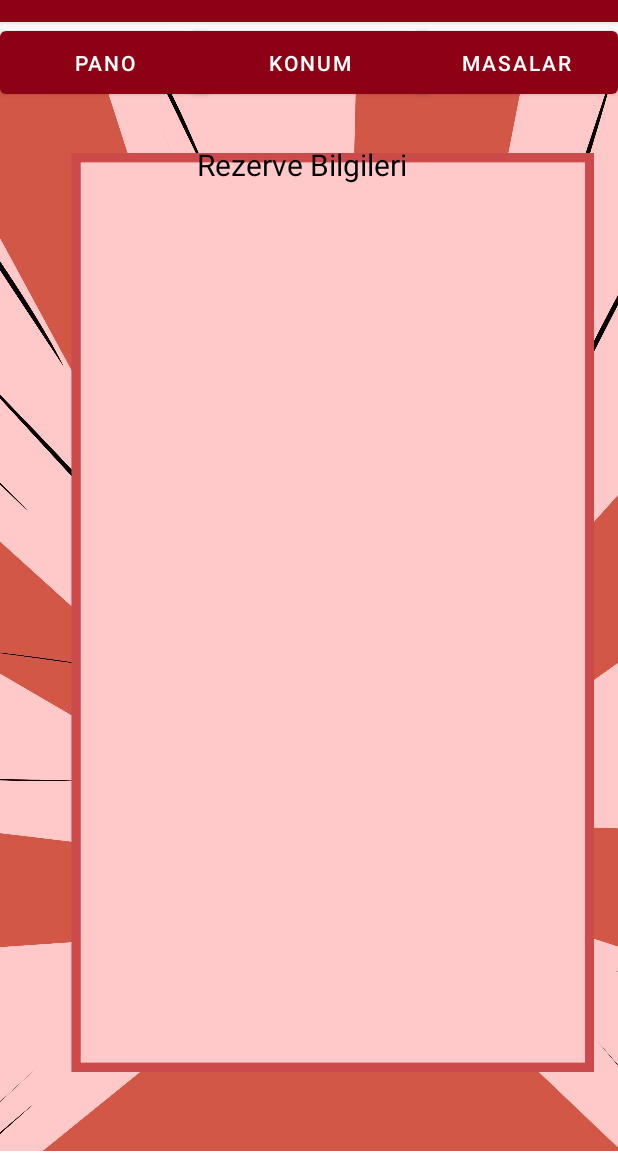
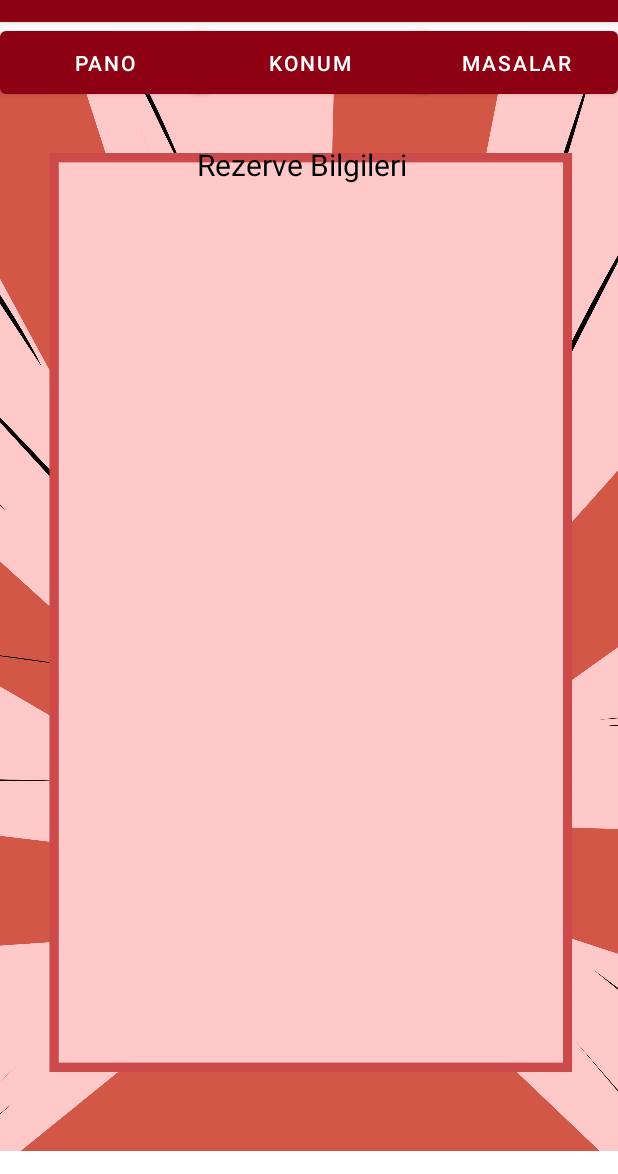
Before and after one commit to isilaykmbk/rezervesepeti, an Android app: the BusinessResActivity screen opened directly, with no data from a screen before it, on a phone screen of 412 x 824 dp, the part 62-1236 px from its top. Run offline under Robolectric (Android 15) with nearby library versions, the phone set to English and light mode, and no system bars; our stand-ins replace Firebase (no records; nobody signed in at launch, a user with empty details on screens opened directly).

Commit message:
ekran yamukluğu ayarlandı

```diff
--- a/app/src/main/res/layout/activity_business_res.xml
+++ b/app/src/main/res/layout/activity_business_res.xml
@@ -13,7 +13,6 @@
         android:layout_height="833dp"
         app:layout_constraintBottom_toBottomOf="parent"
         app:layout_constraintEnd_toEndOf="parent"
-        app:layout_constraintHorizontal_bias="0.265"
         app:layout_constraintStart_toStartOf="parent"
         app:layout_constraintTop_toTopOf="parent"
         app:layout_constraintVertical_bias="0.404"
@@ -83,7 +82,6 @@
         android:orientation="vertical"
         app:layout_constraintBottom_toBottomOf="parent"
         app:layout_constraintEnd_toEndOf="parent"
-        app:layout_constraintHorizontal_bias="0.644"
         app:layout_constraintStart_toStartOf="parent"
         app:layout_constraintTop_toBottomOf="@+id/business_res_text"
         app:layout_constraintVertical_bias="0.528"></LinearLayout>
```
